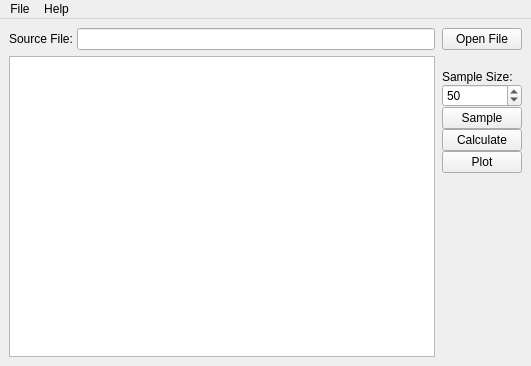
Qt form GUI/MTChallenge.ui (SeeligA/woerdle-zehla) before a commit.
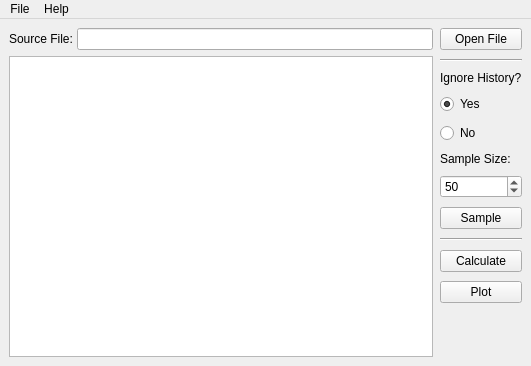
The same form after that commit.

Commit message:
feat: Handle MT output from version history
Across HTML files may include earlier versions of a segment. If MT has
been applied to a file, it will show in the version history, which can
be used as a basis for Post-Edit density calculations. A new radio
button allows you to account for that.

Diff of the .ui file:
```diff
--- a/GUI/MTChallenge.ui
+++ b/GUI/MTChallenge.ui
@@ -106,32 +106,25 @@
       <property name="horizontalSpacing">
        <number>6</number>
       </property>
-      <item row="6" column="0">
-       <widget class="QPushButton" name="plot_button">
-        <property name="enabled">
-         <bool>true</bool>
-        </property>
+      <property name="verticalSpacing">
+       <number>9</number>
+      </property>
+      <item row="7" column="0">
+       <widget class="QSpinBox" name="sample_size_box">
         <property name="toolTip">
          <string>&lt;html&gt;&lt;head/&gt;&lt;body&gt;&lt;p&gt;Show visualization of scoring results&lt;/p&gt;&lt;/body&gt;&lt;/html&gt;</string>
         </property>
-        <property name="text">
-         <string>Plot</string>
+        <property name="minimum">
+         <number>0</number>
+        </property>
+        <property name="maximum">
+         <number>125</number>
+        </property>
+        <property name="value">
+         <number>50</number>
         </property>
        </widget>
       </item>
-      <item row="8" column="0">
-       <spacer name="verticalSpacer">
-        <property name="orientation">
-         <enum>Qt::Vertical</enum>
-        </property>
-        <property name="sizeHint" stdset="0">
-         <size>
-          <width>20</width>
-          <height>40</height>
-         </size>
-        </property>
-       </spacer>
-      </item>
       <item row="0" column="0">
        <widget class="QPushButton" name="browse_button">
         <property name="enabled">
@@ -163,26 +156,7 @@
         </property>
        </widget>
       </item>
-      <item row="5" column="0">
-       <widget class="QPushButton" name="calculate_button">
-        <property name="enabled">
-         <bool>true</bool>
-        </property>
-        <property name="maximumSize">
-         <size>
-          <width>16777215</width>
-          <height>16777215</height>
-         </size>
-        </property>
-        <property name="toolTip">
-         <string>Calculate post-edit distance score</string>
-        </property>
-        <property name="text">
-         <string>Calculate</string>
-        </property>
-       </widget>
-      </item>
-      <item row="4" column="0">
+      <item row="8" column="0">
        <widget class="QPushButton" name="sample_button">
         <property name="enabled">
          <bool>true</bool>
@@ -204,23 +178,52 @@
         </property>
        </widget>
       </item>
-      <item row="3" column="0">
-       <widget class="QSpinBox" name="sample_size_box">
+      <item row="16" column="0">
+       <spacer name="verticalSpacer">
+        <property name="orientation">
+         <enum>Qt::Vertical</enum>
+        </property>
+        <property name="sizeHint" stdset="0">
+         <size>
+          <width>20</width>
+          <height>40</height>
+         </size>
+        </property>
+       </spacer>
+      </item>
+      <item row="13" column="0">
+       <widget class="QPushButton" name="calculate_button">
+        <property name="enabled">
+         <bool>true</bool>
+        </property>
+        <property name="maximumSize">
+         <size>
+          <width>16777215</width>
+          <height>16777215</height>
+         </size>
+        </property>
         <property name="toolTip">
          <string>Select no. of segments for sampling</string>
         </property>
-        <property name="minimum">
-         <number>0</number>
+        <property name="text">
+         <string>Calculate</string>
         </property>
-        <property name="maximum">
-         <number>125</number>
+       </widget>
+      </item>
+      <item row="14" column="0">
+       <widget class="QPushButton" name="plot_button">
+        <property name="enabled">
+         <bool>true</bool>
         </property>
-        <property name="value">
-         <number>50</number>
+        <property name="toolTip">
+         <string>&lt;html&gt;&lt;head/&gt;&lt;body&gt;&lt;p&gt;Show visualization of scoring results&lt;/p&gt;&lt;/body&gt;&lt;/html&gt;</string>
         </property>
+        <property name="text">
+         <string>Plot</string>
+        </property>
        </widget>
       </item>
-      <item row="2" column="0">
+      <item row="6" column="0">
        <widget class="QLabel" name="sample_size_label">
         <property name="text">
          <string>Sample Size:</string>
@@ -228,20 +231,42 @@
        </widget>
       </item>
       <item row="1" column="0">
-       <spacer name="verticalSpacer_2">
+       <widget class="Line" name="line_2">
         <property name="orientation">
-         <enum>Qt::Vertical</enum>
+         <enum>Qt::Horizontal</enum>
         </property>
-        <property name="sizeType">
-         <enum>QSizePolicy::Minimum</enum>
+       </widget>
+      </item>
+      <item row="9" column="0">
+       <widget class="Line" name="line">
+        <property name="orientation">
+         <enum>Qt::Horizontal</enum>
         </property>
-        <property name="sizeHint" stdset="0">
-         <size>
-          <width>20</width>
-          <height>20</height>
-         </size>
+       </widget>
+      </item>
+      <item row="5" column="0">
+       <widget class="QRadioButton" name="ignore_history_false">
+        <property name="text">
+         <string>No</string>
         </property>
-       </spacer>
+       </widget>
+      </item>
+      <item row="3" column="0">
+       <widget class="QRadioButton" name="ignore_history_true">
+        <property name="text">
+         <string>Yes</string>
+        </property>
+        <property name="checked">
+         <bool>true</bool>
+        </property>
+       </widget>
+      </item>
+      <item row="2" column="0">
+       <widget class="QLabel" name="label">
+        <property name="text">
+         <string>Ignore History?</string>
+        </property>
+       </widget>
       </item>
      </layout>
     </item>
```
Left out of the diff: 39 changed lines with no effect on the pictures. The commit also changes 10 other files.
